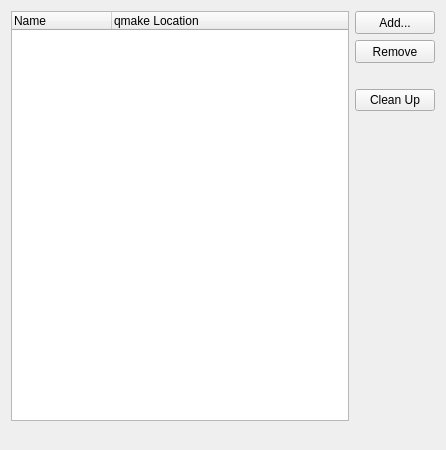
Above: src/plugins/qtsupport/qtversionmanager.ui from qt-creator/qt-creator before the change. Below: the same form after it.
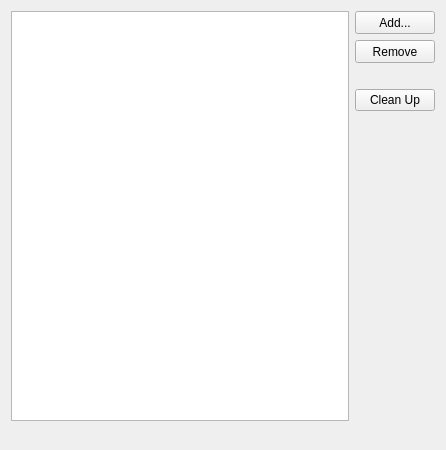
That is the form after the change. Custom widgets are drawn as their Qt base class.

Commit message:
QtVersions Settings: Allow the user to sort the qt versions
Rewrite the whole code to use a TreeModel. So that we can
use a QSortFilterProxyModel on top of that.

Task-number: QTCREATORBUG-6200

```diff
--- a/src/plugins/qtsupport/qtversionmanager.ui
+++ b/src/plugins/qtsupport/qtversionmanager.ui
@@ -14,23 +14,10 @@
    <item>
     <layout class="QVBoxLayout" name="verticalLayout">
      <item>
-      <widget class="QTreeWidget" name="qtdirList">
+      <widget class="QTreeView" name="qtdirList">
        <property name="uniformRowHeights">
         <bool>true</bool>
        </property>
-       <property name="columnCount">
-        <number>2</number>
-       </property>
-       <column>
-        <property name="text">
-         <string>Name</string>
-        </property>
-       </column>
-       <column>
-        <property name="text">
-         <string>qmake Location</string>
-        </property>
-       </column>
       </widget>
      </item>
      <item>
```
The commit also changes 2 other files.
